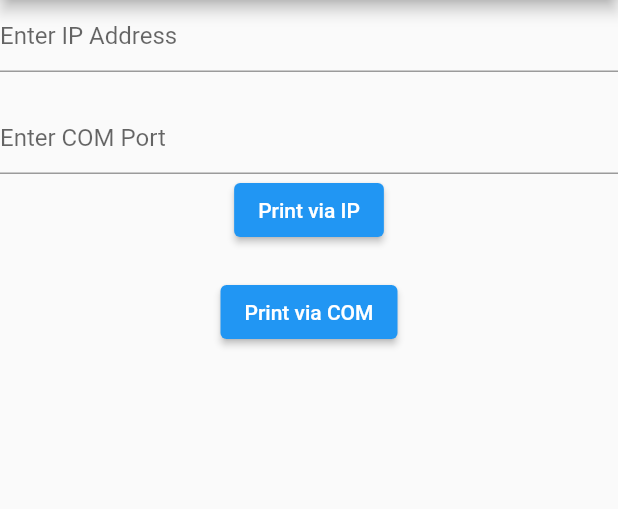
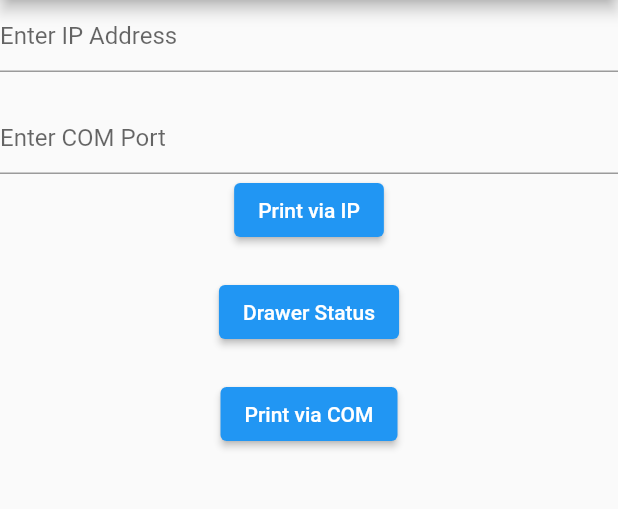
Before and after one commit to Alejandroem/pocserialflutter, a Flutter app: the screen it shows after launch, after a tap on "Print via COM", on a phone screen of 412 x 824 dp, the part 84-593 px from its top. Run offline on Flutter 3.47's test engine with Material 2 defaults, Android fonts, the light colour scheme and no system bars; missing offline and left inert: esc_pos_printer, esc_pos_utils, libserialport.

Commit message:
Add: Added drawer closing commadn

```diff
--- a/lib/domain/command_list.dart
+++ b/lib/domain/command_list.dart
@@ -4,6 +4,8 @@ abstract class CommandList {
   List<int> get lineFeed;
   List<int> get print;
   List<int> get printAndFeedOneLine;
+
+  List<int> get drawerStatus;
   List<int> printAndFeedLines(int lines);
   List<int> get printAndCarriageReturn;
   List<int> get readPrinterStatus;
--- a/lib/domain/connection.dart
+++ b/lib/domain/connection.dart
@@ -2,5 +2,6 @@ abstract class Connection {
   Future<bool> connect(String address);
   Future<bool> disconnect();
   Future<bool> write(List<int> bytes);
+  Future<List<int>> read();
   Future<bool> status();
 }
--- a/lib/domain/printer.dart
+++ b/lib/domain/printer.dart
@@ -87,4 +87,19 @@ abstract class Printer {
     }
     return false;
   }
+
+  Future<bool> isDrawerOpen() async {
+    try {
+      final List<int> command = commands.drawerStatus;
+      connection.write(command);
+      final List<int> response = await connection.read();
+      if (response.first == 22) {
+        return true;
+      }
+      return false;
+    } catch (e) {
+      print(e.toString());
+    }
+    return false;
+  }
 }
--- a/lib/infrastructure/epson_command_list.dart
+++ b/lib/infrastructure/epson_command_list.dart
@@ -39,4 +39,7 @@ class EpsonCommandList extends CommandList {
 
   @override
   List<int> get kickDrawer => [0x1B, 0x70, 0x00, 0x50, 0x50];
+
+  @override
+  List<int> get drawerStatus => [0x10, 0x04, 0x01];
 }
--- a/lib/infrastructure/network_connection.dart
+++ b/lib/infrastructure/network_connection.dart
@@ -1,4 +1,5 @@
 import 'dart:developer';
+import 'dart:io';
 
 import 'package:esc_pos_printer/esc_pos_printer.dart';
 import 'package:esc_pos_utils/esc_pos_utils.dart';
@@ -10,6 +11,7 @@ class NetworkConnection extends Connection {
   NetworkPrinter? printer;
   String? ipAddress;
   bool isConnected = false;
+  Socket? socket;
 
   Future<void> initialize() async {
     profile = await CapabilityProfile.load();
@@ -23,16 +25,21 @@ class NetworkConnection extends Connection {
   Future<bool> connect(String address) async {
     try {
       ipAddress = address;
-      final PosPrintResult res = await printer!.connect(ipAddress!, port: 9100);
+      socket = await Socket.connect(address, 9100,
+          timeout: const Duration(seconds: 5));
+      return true;
+      /* await initialize();
+      final PosPrintResult res =
+          await printer!.connect("192.168.100.74", port: 1234);
       if (res == PosPrintResult.success) {
-        log('Print success.');
+        log('connection success.');
         isConnected = true;
         return true;
       } else {
-        log('Print error: $res');
+        log('Print error: ${res.msg}');
         isConnected = false;
         return false;
-      }
+      } */
     } catch (e) {
       log(e.toString());
       isConnected = false;
@@ -44,6 +51,17 @@ class NetworkConnection extends Connection {
   @override
   Future<bool> disconnect() async {
     try {
+      if (socket != null) {
+        socket!.destroy();
+        isConnected = false;
+      }
+      return true;
+    } catch (e) {
+      log(e.toString());
+      isConnected = false;
+      return false;
+    }
+    /* try {
       if (printer != null) {
         printer!.disconnect();
         isConnected = false;
@@ -53,7 +71,7 @@ class NetworkConnection extends Connection {
       log(e.toString());
       isConnected = false;
       return false;
-    }
+    } */
   }
 
   @override
@@ -64,12 +82,32 @@ class NetworkConnection extends Connection {
   @override
   Future<bool> write(List<int> bytes) async {
     try {
+      socket!.add(bytes);
+      await socket!.flush();
+      return true;
+    } catch (e) {
+      log("Error while sending print command: $e");
+      disconnect();
+    }
+    return false;
+    /*  try {
       printer!.rawBytes(bytes);
       return true;
     } catch (e) {
       log(e.toString());
       disconnect();
       return false;
+    } */
+  }
+
+  @override
+  Future<List<int>> read() async {
+    try {
+      return [];
+    } catch (e) {
+      log(e.toString());
+      disconnect();
+      return [];
     }
   }
 }
--- a/lib/infrastructure/serial_connection.dart
+++ b/lib/infrastructure/serial_connection.dart
@@ -10,13 +10,13 @@ class SerialConnection extends Connection {
   bool isConnected = false;
 
   @override
-  Future<bool> connect(String comPort) async {
+  Future<bool> connect(String address) async {
     try {
-      this.comPort = comPort;
-      port = SerialPort(comPort);
+      comPort = address;
+      port = SerialPort(address);
 
       if (port!.openReadWrite()) {
-        log('Connected to $comPort');
+        log('Connected to $address');
         isConnected = true;
         return true;
       }
@@ -72,4 +72,16 @@ class SerialConnection extends Connection {
     }
     return false;
   }
+
+  @override
+  Future<List<int>> read() async {
+    try {
+      final List<int> bytes = port!.read(1024, timeout: 500);
+      return bytes;
+    } catch (e) {
+      log(e.toString());
+      disconnect();
+    }
+    return [];
+  }
 }
--- a/lib/main.dart
+++ b/lib/main.dart
@@ -1,20 +1,25 @@
+import 'dart:developer';
+
 import 'package:flutter/material.dart';
 
 import 'domain/printer.dart';
 import 'infrastructure/epson_network_printer.dart';
 import 'infrastructure/epson_serial_printer.dart';
 
-void main() => runApp(MyApp());
+void main() => runApp(const MyApp());
 
 class MyApp extends StatefulWidget {
+  const MyApp({Key? key}) : super(key: key);
+
   @override
   State<MyApp> createState() => _MyAppState();
 }
 
 class _MyAppState extends State<MyApp> {
-  String ipAddress = '192.168.100.1';
+  //String ipAddress = '192.168.100.1';
+  String ipAddress = "192.168.100.74";
   String comPort = 'COM3';
-  List<String> log = [];
+  List<String> logs = [];
 
   Printer? serialPrinter;
   Printer? networkPrinter;
@@ -36,14 +41,14 @@ class _MyAppState extends State<MyApp> {
       ),
       home: Scaffold(
         appBar: AppBar(
-          title: Text('ESC/POS Printing Demo'),
+          title: const Text('ESC/POS Printing Demo'),
         ),
         body: Center(
           child: Column(
             mainAxisAlignment: MainAxisAlignment.center,
             children: <Widget>[
               TextField(
-                decoration: InputDecoration(
+                decoration: const InputDecoration(
                   hintText: 'Enter IP Address',
                 ),
                 onChanged: (value) {
@@ -52,9 +57,9 @@ class _MyAppState extends State<MyApp> {
                   });
                 },
               ),
-              SizedBox(height: 20),
+              const SizedBox(height: 20),
               TextField(
-                decoration: InputDecoration(
+                decoration: const InputDecoration(
                   hintText: 'Enter COM Port',
                 ),
                 onChanged: (value) {
@@ -66,35 +71,53 @@ class _MyAppState extends State<MyApp> {
               ElevatedButton(
                 onPressed: () {
                   networkPrinter!.connection.connect(ipAddress);
-                  networkPrinter!.println('Hello World!');
+                  networkPrinter!.println(
+                      'Hellosssssssssssssssssssssssssssssssssssssssssssssssswwwwwwwwwwwwwwwsssssssss World!');
                   networkPrinter!.feed(2);
                   networkPrinter!.cut();
                   networkPrinter!.kickDrawer(2);
-                  networkPrinter!.printBarcode(123456789);
                   networkPrinter!.connection.disconnect();
                 },
-                child: Text('Print via IP'),
+                child: const Text('Print via IP'),
               ),
-              SizedBox(height: 20),
+              const SizedBox(height: 20),
               ElevatedButton(
-                onPressed: () {
+                onPressed: () async {
+                  serialPrinter!.connection.connect(comPort);
+                  bool open = await serialPrinter!.isDrawerOpen();
+                  log(open.toString());
+                  do {
+                    await Future.delayed(const Duration(seconds: 1));
+                    log("Drawer is open close it");
+                  } while (await serialPrinter!.isDrawerOpen());
+                  log("Drawer is closed");
+
+                  serialPrinter!.connection.disconnect();
+                },
+                child: const Text('Drawer Status'),
+              ),
+              const SizedBox(height: 20),
+              ElevatedButton(
+                onPressed: () async {
                   serialPrinter!.connection.connect(comPort);
                   serialPrinter!.println(
                       'Hello Worldsssssssssssssssssssssssssssssssssssssssssssssssssssssssssssssssssssssss!1');
-                  //serialPrinter!.kickDrawer(2);
+                  serialPrinter!.kickDrawer(2);
                   serialPrinter!.feed(10);
                   serialPrinter!.cut();
                   serialPrinter!.printBarcode(123123123123123);
+                  bool status = await networkPrinter!.isDrawerOpen();
+                  log(status.toString());
                   serialPrinter!.connection.disconnect();
                 },
-                child: Text('Print via COM'),
+                child: const Text('Print via COM'),
               ),
-              SizedBox(height: 20),
+              const SizedBox(height: 20),
               Expanded(
                 child: ListView.builder(
-                  itemCount: log.length,
+                  itemCount: logs.length,
                   itemBuilder: (context, index) {
-                    return Text(log[index]);
+                    return Text(logs[index]);
                   },
                 ),
               ),
--- a/pubspec.yaml
+++ b/pubspec.yaml
@@ -19,7 +19,7 @@ publish_to: "none" # Remove this line if you wish to publish to pub.dev
 version: 1.0.0+1
 
 environment:
-  sdk: ">=3.0.5 <4.0.0"
+  sdk: ">=2.14.0 <3.0.0"
 
 # Dependencies specify other packages that your package needs in order to work.
 # To automatically upgrade your package dependencies to the latest versions
@@ -37,6 +37,7 @@ dependencies:
   esc_pos_printer: ^4.1.0
   esc_pos_utils: ^1.1.0
   flutter_libserialport: ^0.3.0
+  libserialport: ^0.3.0+1
 
 dev_dependencies:
   flutter_test:
```
Also changed, not shown: pubspec.lock, 6 other files.
